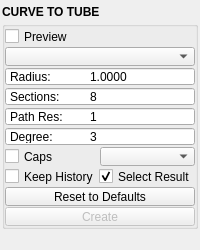
First picture: the form in mayatk/nurbs_utils/curve_to_tube.ui, repository m3trik/mayatk, before the edit.
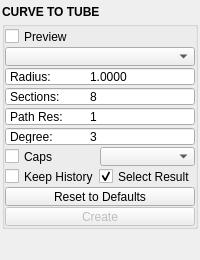
Second picture: the form after the edit. Custom widgets are drawn as their Qt base class.

```diff
--- a/mayatk/nurbs_utils/curve_to_tube.ui
+++ b/mayatk/nurbs_utils/curve_to_tube.ui
@@ -525,6 +525,9 @@
         <property name="orientation">
          <enum>Qt::Vertical</enum>
         </property>
+        <property name="sizeType">
+         <enum>QSizePolicy::Fixed</enum>
+        </property>
         <property name="sizeHint" stdset="0">
          <size>
           <width>0</width>
```
Left out of the diff: 6 changed lines with no effect on the pictures.
